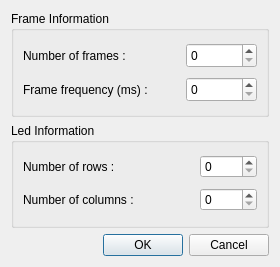
First picture: the form in newanimation.ui, repository annesummers/LedAnimator, before the edit.
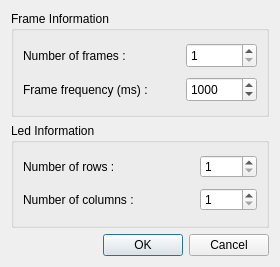
Second picture: the form after the edit.

Patch:
```diff
--- a/newanimation.ui
+++ b/newanimation.ui
@@ -49,6 +49,9 @@
             <height>25</height>
            </size>
           </property>
+          <property name="minimum">
+           <number>1</number>
+          </property>
           <property name="maximum">
            <number>999</number>
           </property>
@@ -81,9 +84,18 @@
             <height>25</height>
            </size>
           </property>
+          <property name="minimum">
+           <number>1</number>
+          </property>
           <property name="maximum">
            <number>9999</number>
           </property>
+          <property name="singleStep">
+           <number>1</number>
+          </property>
+          <property name="value">
+           <number>1000</number>
+          </property>
          </widget>
         </item>
        </layout>
@@ -113,6 +125,9 @@
             <height>16777215</height>
            </size>
           </property>
+          <property name="minimum">
+           <number>1</number>
+          </property>
           <property name="maximum">
            <number>20</number>
           </property>
@@ -132,6 +147,9 @@
             <height>16777215</height>
            </size>
           </property>
+          <property name="minimum">
+           <number>1</number>
+          </property>
           <property name="maximum">
            <number>20</number>
           </property>
```
Left out of the diff: 5 changed lines with no effect on the pictures.
